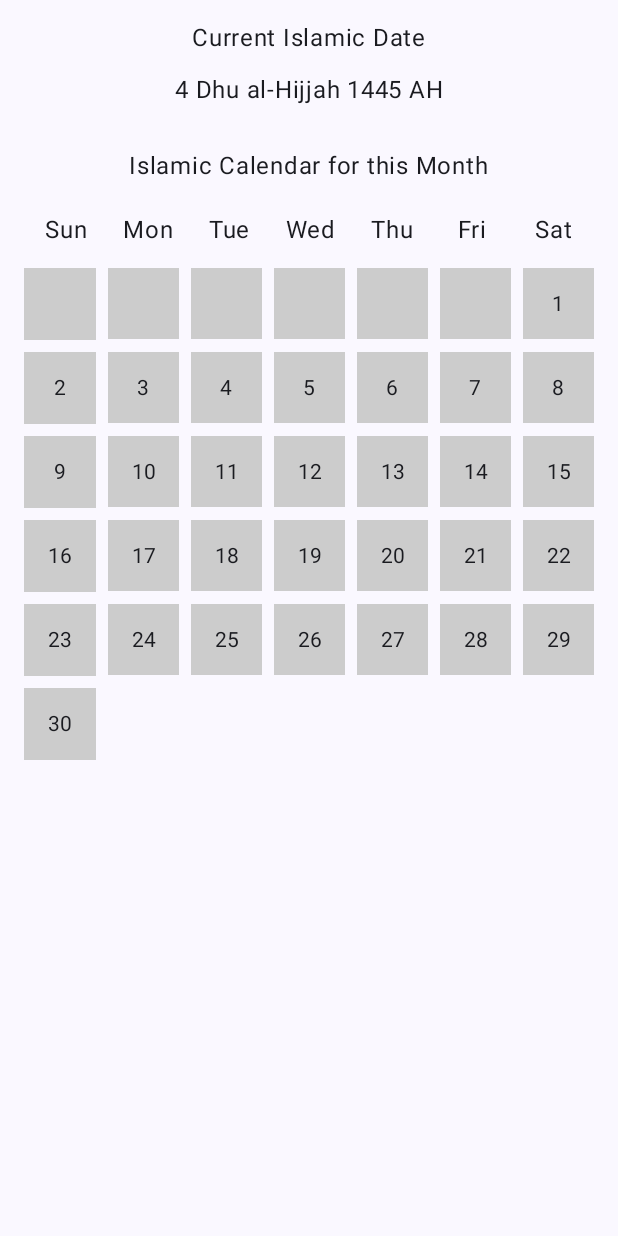
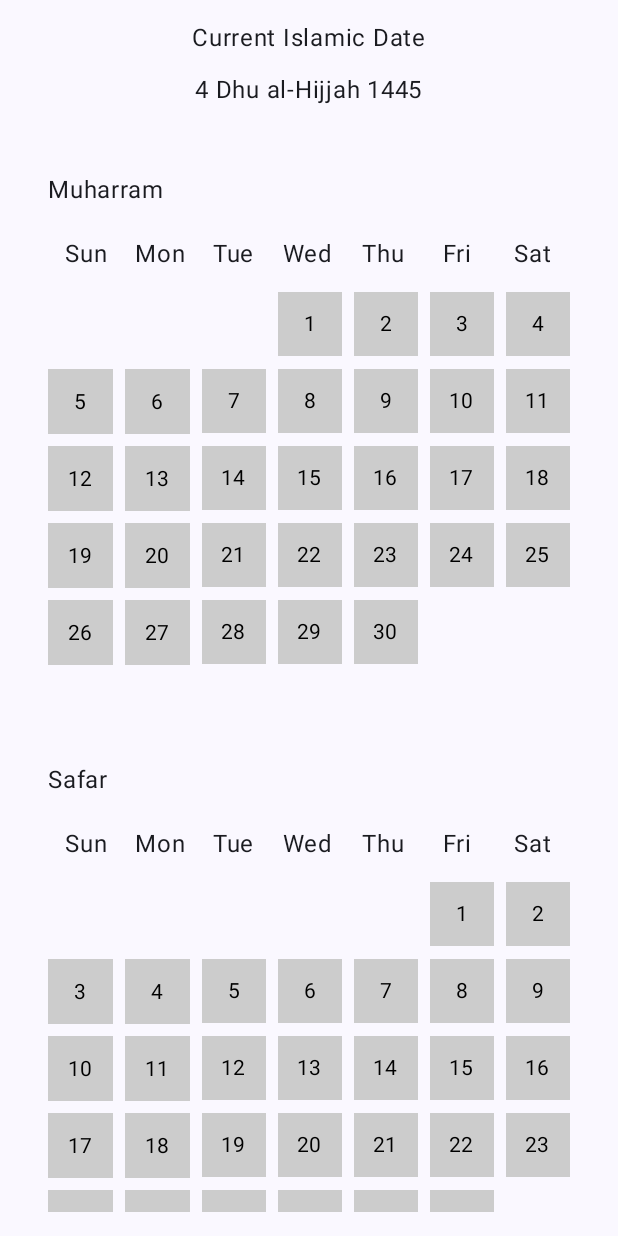
Before and after one commit to ihazratummar/Hirji-Calendar-Compose, an Android app built with Jetpack Compose: the screen it shows after launch (MainActivity), on a phone screen of 412 x 824 dp. Run offline under Robolectric (Android 15) with nearby library versions, the phone set to English and light mode, and no system bars.

```diff
--- a/app/build.gradle.kts
+++ b/app/build.gradle.kts
@@ -59,6 +59,7 @@ dependencies {
     implementation(libs.androidx.ui.graphics)
     implementation(libs.androidx.ui.tooling.preview)
     implementation(libs.androidx.material3)
+    implementation(libs.androidx.viewpager2)
     testImplementation(libs.junit)
     androidTestImplementation(libs.androidx.junit)
     androidTestImplementation(libs.androidx.espresso.core)
--- a/app/src/main/java/com/example/islamiccalendar/IslamicCalendarUtil.kt
+++ b/app/src/main/java/com/example/islamiccalendar/IslamicCalendarUtil.kt
@@ -1,9 +1,9 @@
 package com.example.islamiccalendar
 
+import android.icu.util.Calendar
 import android.icu.util.IslamicCalendar
 import android.os.Build
 import androidx.annotation.RequiresApi
-import java.util.*
 
 @RequiresApi(Build.VERSION_CODES.N)
 fun getIslamicDate(): String {
@@ -12,41 +12,72 @@ fun getIslamicDate(): String {
     val month = islamicCalendar.get(Calendar.MONTH)
     val year = islamicCalendar.get(Calendar.YEAR)
 
+    return "$day ${getIslamicMonthName(month)} $year"
+}
+
+@RequiresApi(Build.VERSION_CODES.N)
+fun getIslamicMonthName(month: Int): String {
     val monthNames = listOf(
         "Muharram", "Safar", "Rabi' al-awwal", "Rabi' al-thani",
         "Jumada al-awwal", "Jumada al-thani", "Rajab", "Sha'ban",
         "Ramadan", "Shawwal", "Dhu al-Qi'dah", "Dhu al-Hijjah"
     )
-
-    return "$day ${monthNames[month]} $year AH"
+    // Adjusting the month index to match the IslamicCalendar class
+    val adjustedMonth = if (month == Calendar.JANUARY) 0 else month
+    return monthNames.getOrElse(adjustedMonth) { "" } // Safe access to avoid ArrayIndexOutOfBoundsException
 }
 
 @RequiresApi(Build.VERSION_CODES.N)
-fun getIslamicCalendarForMonth(): List<String> {
-    val islamicCalendar = IslamicCalendar()
-    islamicCalendar.set(Calendar.DAY_OF_MONTH, 1)
-    val firstDayOfWeek = islamicCalendar.get(Calendar.DAY_OF_WEEK)
-    val daysInMonth = islamicCalendar.getActualMaximum(Calendar.DAY_OF_MONTH)
-    val month = islamicCalendar.get(Calendar.MONTH)
-    val year = islamicCalendar.get(Calendar.YEAR)
+fun getIslamicCalendarForMonths(): List<Pair<String, List<String>>> {
+    val islamicCalendarData = mutableListOf<Pair<String, List<String>>>()
 
-    val monthNames = listOf(
-        "Muharram", "Safar", "Rabi' al-awwal", "Rabi' al-thani",
-        "Jumada al-awwal", "Jumada al-thani", "Rajab", "Sha'ban",
-        "Ramadan", "Shawwal", "Dhu al-Qi'dah", "Dhu al-Hijjah"
-    )
+    val currentIslamicCalendar = IslamicCalendar()
+    var currentYear = currentIslamicCalendar.get(IslamicCalendar.YEAR)
+    var currentMonth = IslamicCalendar.MUHARRAM // Start from Muharram
 
-    val calendarList = mutableListOf<String>()
+    repeat(12) { // Iterate through all 12 months
+        val daysList = mutableListOf<String>()
 
-    // Add empty strings for days before the first day of the current month
-    for (i in 1 until firstDayOfWeek) {
-        calendarList.add("")
+        val calendar = IslamicCalendar()
+        calendar.set(IslamicCalendar.YEAR, currentYear)
+        calendar.set(IslamicCalendar.MONTH, currentMonth)
+
+        val monthName = getIslamicMonthName(currentMonth)
+        val daysInMonth = calendar.getActualMaximum(IslamicCalendar.DAY_OF_MONTH)
+
+        // Set the calendar to the first day of the month
+        calendar.set(IslamicCalendar.DAY_OF_MONTH, 1)
+
+        // Determine the starting day of the week for the current month
+        val startingDayOfWeek = calendar.get(Calendar.DAY_OF_WEEK)
+
+        // Determine the correct starting position in daysList based on the starting day of the week
+        val daysToAdd = if (startingDayOfWeek == Calendar.SUNDAY) {
+            0
+        } else {
+            startingDayOfWeek - Calendar.SUNDAY
+        }
+
+        // Add empty cells for the start of the month to align the days with the correct weekday
+        repeat(daysToAdd) {
+            daysList.add("")
+        }
+
+        // Populate days of the month
+        repeat(daysInMonth) { day ->
+            calendar.set(IslamicCalendar.DAY_OF_MONTH, day + 1)
+            daysList.add((day + 1).toString())
+        }
+
+        islamicCalendarData.add(monthName to daysList)
+
+        // Move to the next month
+        currentMonth++
+        if (currentMonth > IslamicCalendar.SAFAR) {
+            currentMonth = IslamicCalendar.MUHARRAM
+            currentYear++
+        }
     }
 
-    // Add the actual days of the month
-    for (day in 1..daysInMonth) {
-        calendarList.add("$day")
-    }
-
-    return calendarList
+    return islamicCalendarData
 }
--- a/app/src/main/java/com/example/islamiccalendar/IslamicCalendarView.kt
+++ b/app/src/main/java/com/example/islamiccalendar/IslamicCalendarView.kt
@@ -13,7 +13,6 @@ import androidx.compose.ui.Alignment
 import androidx.compose.ui.Modifier
 import androidx.compose.ui.graphics.Color
 import androidx.compose.ui.unit.dp
-import java.util.*
 
 @RequiresApi(Build.VERSION_CODES.N)
 @Composable
--- a/app/src/main/java/com/example/islamiccalendar/MainActivity.kt
+++ b/app/src/main/java/com/example/islamiccalendar/MainActivity.kt
@@ -6,11 +6,30 @@ import androidx.activity.ComponentActivity
 import androidx.activity.compose.setContent
 import androidx.activity.enableEdgeToEdge
 import androidx.annotation.RequiresApi
-import androidx.compose.foundation.layout.*
-import androidx.compose.material3.*
+import androidx.compose.foundation.background
+import androidx.compose.foundation.layout.Arrangement
+import androidx.compose.foundation.layout.Box
+import androidx.compose.foundation.layout.Column
+import androidx.compose.foundation.layout.Row
+import androidx.compose.foundation.layout.Spacer
+import androidx.compose.foundation.layout.aspectRatio
+import androidx.compose.foundation.layout.fillMaxSize
+import androidx.compose.foundation.layout.fillMaxWidth
+import androidx.compose.foundation.layout.height
+import androidx.compose.foundation.layout.padding
+import androidx.compose.foundation.lazy.LazyColumn
+import androidx.compose.foundation.lazy.grid.GridCells
+import androidx.compose.foundation.lazy.grid.LazyHorizontalGrid
+import androidx.compose.foundation.lazy.grid.LazyVerticalGrid
+import androidx.compose.foundation.lazy.grid.itemsIndexed
+import androidx.compose.foundation.lazy.itemsIndexed
+import androidx.compose.material3.MaterialTheme
+import androidx.compose.material3.Scaffold
+import androidx.compose.material3.Text
 import androidx.compose.runtime.Composable
 import androidx.compose.ui.Alignment
 import androidx.compose.ui.Modifier
+import androidx.compose.ui.graphics.Color
 import androidx.compose.ui.tooling.preview.Preview
 import androidx.compose.ui.unit.dp
 import com.example.islamiccalendar.ui.theme.IslamicCalendarTheme
@@ -22,9 +41,9 @@ class MainActivity : ComponentActivity() {
         enableEdgeToEdge()
         setContent {
             IslamicCalendarTheme {
-                Scaffold(modifier = Modifier.fillMaxSize()) { innerPadding ->
+                Scaffold(modifier = Modifier.fillMaxSize()) {
                     IslamicDateDisplay(
-                        modifier = Modifier.padding(innerPadding)
+                        modifier = Modifier.padding(it)
                     )
                 }
             }
@@ -36,10 +55,11 @@ class MainActivity : ComponentActivity() {
 @Composable
 fun IslamicDateDisplay(modifier: Modifier = Modifier) {
     val islamicDate = getIslamicDate()
-    val islamicCalendarMonth = getIslamicCalendarForMonth()
+    val islamicCalendarData =
+        getIslamicCalendarForMonths() // Change this value to get more or fewer months
 
     Column(
-        modifier = Modifier
+        modifier = modifier
             .fillMaxSize()
             .padding(16.dp),
         verticalArrangement = Arrangement.Top,
@@ -49,11 +69,85 @@ fun IslamicDateDisplay(modifier: Modifier = Modifier) {
         Spacer(modifier = Modifier.height(16.dp))
         Text(text = islamicDate, style = MaterialTheme.typography.bodyLarge)
         Spacer(modifier = Modifier.height(32.dp))
-        Text(text = "Islamic Calendar for this Month", style = MaterialTheme.typography.bodyLarge)
-        Spacer(modifier = Modifier.height(16.dp))
-        IslamicCalendarView(monthCalendar = islamicCalendarMonth)
+
+        IslamicCalendarViewPager(islamicCalendarData)
     }
 }
+
+@RequiresApi(Build.VERSION_CODES.N)
+@Composable
+fun IslamicCalendarViewPager(islamicCalendarData: List<Pair<String, List<String>>>) {
+    LazyColumn(
+        modifier = Modifier
+            .fillMaxSize()
+            .padding(horizontal = 16.dp)
+    ) {
+        itemsIndexed(islamicCalendarData) { index, (monthName, daysList) ->
+            IslamicCalendarView(monthName, daysList)
+        }
+    }
+}
+
+@RequiresApi(Build.VERSION_CODES.N)
+@Composable
+fun IslamicCalendarView(monthName: String, monthCalendar: List<String>) {
+    val daysOfWeek = listOf("Sun", "Mon", "Tue", "Wed", "Thu", "Fri", "Sat")
+
+    Column{
+        // Month Name
+        Text(
+            text = monthName,
+            style = MaterialTheme.typography.bodyLarge,
+            modifier = Modifier.padding(vertical = 16.dp)
+        )
+
+        // Week days row
+        Row(
+            modifier = Modifier.fillMaxWidth(),
+            horizontalArrangement = Arrangement.SpaceEvenly
+        ) {
+            for (day in daysOfWeek) {
+                Text(
+                    text = day,
+                    style = MaterialTheme.typography.bodyLarge,
+                    modifier = Modifier
+                        .weight(1f)
+                        .padding(8.dp),
+                    textAlign = androidx.compose.ui.text.style.TextAlign.Center
+                )
+            }
+        }
+
+        Spacer(modifier = Modifier.height(8.dp))
+
+        // Calendar days
+        LazyVerticalGrid(
+            columns = GridCells.Fixed(7),
+            modifier = Modifier.fillMaxWidth().height(300.dp),
+            verticalArrangement = Arrangement.spacedBy(8.dp),
+            horizontalArrangement = Arrangement.spacedBy(8.dp),
+        ) {
+            itemsIndexed(monthCalendar) { index, day ->
+                Box(
+                    modifier = Modifier
+                        .aspectRatio(1f)
+                        .background(
+                            color = if (day.isEmpty()) Color.Transparent else Color.LightGray,
+                        )
+                        .padding(8.dp),
+                    contentAlignment = Alignment.Center,
+                ) {
+                    Text(
+                        text = day,
+                        style = MaterialTheme.typography.bodyMedium,
+                        color = if (day.isEmpty()) Color.Transparent else Color.Black
+                    )
+                }
+            }
+        }
+    }
+}
+
 
 @RequiresApi(Build.VERSION_CODES.N)
 @Preview(showBackground = true)
--- a/gradle/libs.versions.toml
+++ b/gradle/libs.versions.toml
@@ -9,6 +9,7 @@ espressoCore = "3.5.1"
 lifecycleRuntimeKtx = "2.8.1"
 activityCompose = "1.9.0"
 composeBom = "2024.05.00"
+viewpager2 = "1.1.0"
 
 
 [libraries]
@@ -27,6 +28,7 @@ androidx-ui-tooling-preview = { group = "androidx.compose.ui", name = "ui-toolin
 androidx-ui-test-manifest = { group = "androidx.compose.ui", name = "ui-test-manifest" }
 androidx-ui-test-junit4 = { group = "androidx.compose.ui", name = "ui-test-junit4" }
 androidx-material3 = { group = "androidx.compose.material3", name = "material3" }
+androidx-viewpager2 = { group = "androidx.viewpager2", name = "viewpager2", version.ref = "viewpager2" }
 
 [plugins]
 android-application = { id = "com.android.application", version.ref = "agp" }
```
